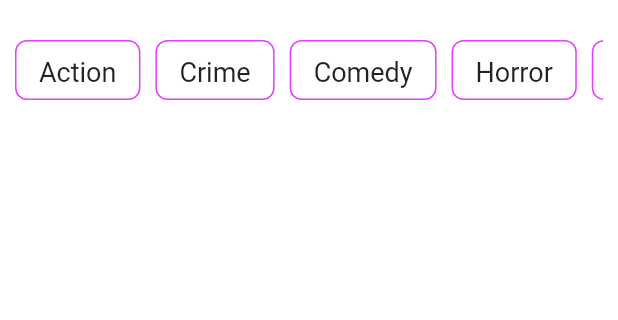
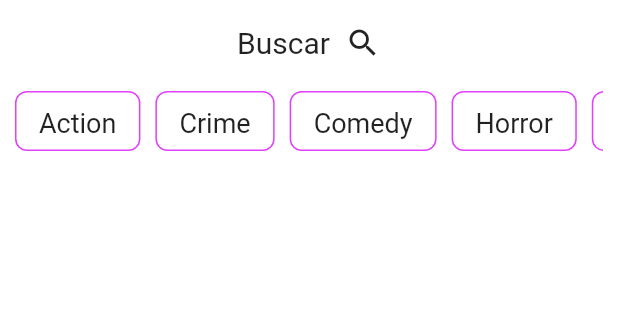
Before and after one commit to isaacsuazo7/movie-recommeder, a Flutter app: the screen it shows after launch, on a phone screen of 412 x 824 dp, the part 59-379 px from its top. Run offline on Flutter 3.47's test engine with Material 2 defaults, Android fonts, the light colour scheme and no system bars; our stand-ins replace dio, flutter_svg.

Commit message:
search delegate

```diff
--- /dev/null
+++ b/lib/src/home/models/country.dart
@@ -0,0 +1,16 @@
+class Country {
+  final String name;
+  final String alpha3Code;
+  final String capital;
+  final String flag;
+
+  Country({this.name, this.alpha3Code, this.capital, this.flag});
+
+  static Country fromJson(Map json) {
+    return Country(
+        name: json['name'],
+        alpha3Code: json['alpha3Code'],
+        capital: json['capital'],
+        flag: json['flag']);
+  }
+}
--- a/lib/src/home/ui/screens/home.dart
+++ b/lib/src/home/ui/screens/home.dart
@@ -1,6 +1,6 @@
 import 'package:flutter/material.dart';
+import 'package:movie_recommender/src/home/search.dart';
 import 'package:movie_recommender/src/home/ui/widgets/genre.dart';
-import 'package:movie_recommender/src/home/ui/widgets/genre_card.dart';
 
 class Home extends StatefulWidget {
   Home({Key key}) : super(key: key);
@@ -25,6 +25,30 @@ class _HomeState extends State<Home> {
       ),
       body: Column(
         children: [
+          GestureDetector(
+            onTap: () async {
+              final countrySeleccionado =
+                  await showSearch(context: context, delegate: Search());
+
+              print(countrySeleccionado);
+            },
+            child: Row(
+              mainAxisAlignment: MainAxisAlignment.center,
+              children: [
+                Text(
+                  'Buscar',
+                  style: TextStyle(fontSize: 20),
+                ),
+                SizedBox(
+                  width: 10,
+                ),
+                Icon(Icons.search_outlined),
+              ],
+            ),
+          ),
+          SizedBox(
+            height: 10,
+          ),
           Genres(),
         ],
       ),
--- a/pubspec.yaml
+++ b/pubspec.yaml
@@ -29,6 +29,9 @@ dependencies:
   cupertino_icons: ^1.0.2
   flutter_svg: ^0.19.3
   animations: ^2.0.0
+  dio: ^3.0.10
+  json_annotation: ^4.0.0
+  build_runner: ^1.11.5
 
 dev_dependencies:
   flutter_test:
```
Also changed, not shown: lib/src/home/repository/repository.dart (added, +20 -0 lines), lib/src/home/search.dart (added, +70 -0 lines), pubspec.lock.
